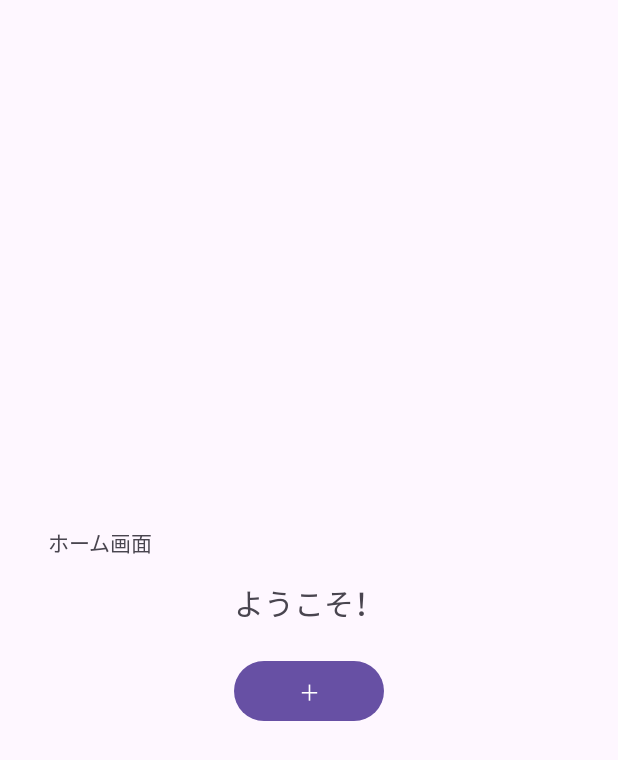
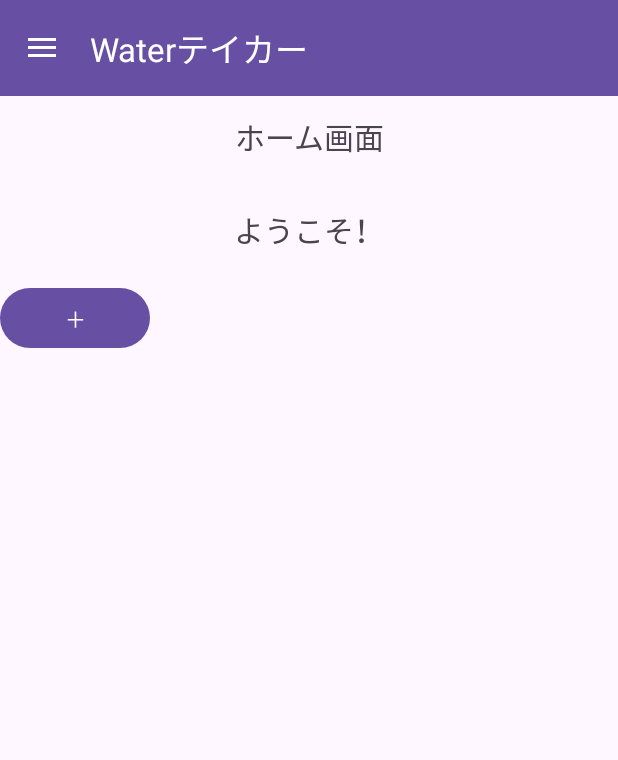
Before and after one commit to yamashita1001/J18_TeamProject, an Android app: the HomeActivity screen opened directly, with no data from a screen before it, on a phone screen of 412 x 824 dp. Shown: the top 760 px of the screen. Run offline under Robolectric (Android 15) with nearby library versions, the phone set to English and light mode, and no system bars.

Commit message:
ホーム画面追加

```diff
--- a/app/build.gradle.kts
+++ b/app/build.gradle.kts
@@ -45,4 +45,6 @@ dependencies {
     testImplementation(libs.junit)
     androidTestImplementation(libs.androidx.junit)
     androidTestImplementation(libs.androidx.espresso.core)
+    implementation ("androidx.drawerlayout:drawerlayout:1.2.0")
+    implementation ("com.google.android.material:material:1.9.0")
 }
--- a/app/src/main/java/com/example/test/HomeActivity.kt
+++ b/app/src/main/java/com/example/test/HomeActivity.kt
@@ -3,10 +3,12 @@ package com.example.test
 import android.content.Intent
 import android.os.Bundle
 import android.widget.Button
-import android.widget.EditText
 import android.widget.TextView
-import android.widget.Toast
 import androidx.appcompat.app.AppCompatActivity
+import androidx.appcompat.widget.Toolbar
+import androidx.drawerlayout.widget.DrawerLayout
+import androidx.appcompat.app.ActionBarDrawerToggle
+import com.google.android.material.navigation.NavigationView
 
 class HomeActivity : AppCompatActivity() {
 
@@ -15,14 +17,29 @@ class HomeActivity : AppCompatActivity() {
         super.onCreate(savedInstanceState)
         setContentView(R.layout.activity_home)
 
+        // ツールバーのセットアップ
+        val toolbar = findViewById<Toolbar>(R.id.toolbar)
+        setSupportActionBar(toolbar)
+
         // MainActivityからデータを受け取る
-//        val username = intent.getStringExtra("USERNAME")
+        //val username = intent.getStringExtra("USERNAME")
+        //welcomeTextView.text = "ようこそ、$username さん！"
+
 
         // UIに表示
         val homeTextView = findViewById<TextView>(R.id.homeTextView)
         val welcomeTextView = findViewById<TextView>(R.id.welcomeTextView)
         val inputWaterButton = findViewById<Button>(R.id.inputWaterButton)
-//        welcomeTextView.text = "ようこそ、$username さん！"
+        val drawerLayout: DrawerLayout = findViewById(R.id.drawer_layout)
+        val navigationView: NavigationView = findViewById(R.id.navigation_view)
+
+        // ハンバーガーアイコンの設定
+        val toggle = ActionBarDrawerToggle(
+            this, drawerLayout, toolbar, R.string.open_drawer, R.string.close_drawer
+        )
+        drawerLayout.addDrawerListener(toggle)
+        toggle.syncState()
+
 
         inputWaterButton.setOnClickListener {
             // InputWaterActivityへ遷移
@@ -30,11 +47,34 @@ class HomeActivity : AppCompatActivity() {
             startActivity(intent)
         }
 
-
-
-
-
-
-
+        // メニュー項目のクリック処理
+        navigationView.setNavigationItemSelectedListener { menuItem ->
+            when (menuItem.itemId) {
+                R.id.nav_home -> {
+                    // ホームが選択されたときの処理
+                    drawerLayout.closeDrawers()
+                    true
+                }
+                R.id.nav_settings -> {
+                    // 設定が選択されたときの処理
+                    val intent = Intent(this, SettingsActivity::class.java)
+                    startActivity(intent)
+                    true
+                }
+                R.id.nav_intake -> {
+                    // 摂取量表示が選択されたときの処理
+                    val intent = Intent(this, IntakeActivity::class.java)
+                    startActivity(intent)
+                    true
+                }
+                R.id.nav_myPage -> {
+                    // マイページが選択されたときの処理
+                    val intent = Intent(this, MyPageActivity::class.java)
+                    startActivity(intent)
+                    true
+                }
+                else -> false
+            }
+        }
     }
 }
--- a/app/src/main/res/layout/activity_home.xml
+++ b/app/src/main/res/layout/activity_home.xml
@@ -1,29 +1,44 @@
-<LinearLayout xmlns:android="http://schemas.android.com/apk/res/android"
+<?xml version="1.0" encoding="utf-8"?>
+<androidx.drawerlayout.widget.DrawerLayout
+    xmlns:android="http://schemas.android.com/apk/res/android"
+    xmlns:app="http://schemas.android.com/apk/res-auto"
+    android:id="@+id/drawer_layout"
+    android:layout_width="match_parent"
+    android:layout_height="match_parent">
+
+    <LinearLayout
         android:layout_width="match_parent"
         android:layout_height="match_parent"
-    android:orientation="vertical"
-    android:padding="32dp"
-    android:gravity="center">
+        android:orientation="vertical">
 
-    <!-- デザインは適宜お願いします -->
-
+        <!-- ツールバー（画面上部） -->
+        <androidx.appcompat.widget.Toolbar
+            android:id="@+id/toolbar"
+            android:layout_width="match_parent"
+            android:layout_height="?attr/actionBarSize"
+            android:background="?attr/colorPrimary"
+            android:theme="@style/ThemeOverlay.AppCompat.Dark.ActionBar"
+            app:title="Waterテイカー" />
 
         <!-- ようこそメッセージ -->
         <TextView
             android:id="@+id/homeTextView"
             android:layout_width="match_parent"
             android:layout_height="wrap_content"
-        android:minHeight="48dp"
+            android:text="ホーム画面"
+            android:textSize="20sp"
+            android:gravity="center"
             android:paddingTop="12dp"
-        android:paddingBottom="12dp"
-        android:text="ホーム画面" />
+            android:paddingBottom="12dp"/>
 
         <TextView
             android:id="@+id/welcomeTextView"
-        android:layout_width="wrap_content"
+            android:layout_width="match_parent"
             android:layout_height="wrap_content"
             android:text="ようこそ！"
             android:textSize="20sp"
+            android:gravity="center"
+            android:layout_marginTop="20dp"
             android:layout_marginBottom="20dp" />
 
         <!-- プラスボタン(入力画面遷移ボタン)   -->
@@ -34,5 +49,14 @@
             android:text="＋"
             android:onClick="goToInputWaterActivity" />
 
+    </LinearLayout>
 
-</LinearLayout>
+    <com.google.android.material.navigation.NavigationView
+        android:id="@+id/navigation_view"
+        android:layout_width="wrap_content"
+        android:layout_height="match_parent"
+        android:layout_gravity="start"
+        app:menu="@menu/drawer_menu"
+        app:headerLayout="@layout/drawer_header"/>
+
+</androidx.drawerlayout.widget.DrawerLayout>
--- /dev/null
+++ b/app/src/main/res/menu/drawer_menu.xml
@@ -0,0 +1,24 @@
+<?xml version="1.0" encoding="utf-8"?>
+<menu xmlns:android="http://schemas.android.com/apk/res/android">
+
+    <!-- ホームメニュー -->
+    <item
+        android:id="@+id/nav_home"
+        android:title="ホーム" />
+
+    <!-- 摂取量表示 -->
+    <item
+        android:id="@+id/nav_intake"
+        android:title="期間ごとの摂取量" />
+
+    <!-- マイページ -->
+    <item
+        android:id="@+id/nav_myPage"
+        android:title="マイページ" />
+
+    <!-- 設定メニュー -->
+    <item
+        android:id="@+id/nav_settings"
+        android:title="設定" />
+
+</menu>
--- a/app/src/main/res/values/strings.xml
+++ b/app/src/main/res/values/strings.xml
@@ -1,5 +1,7 @@
 <resources>
     <string name="app_name">test</string>
     <!-- TODO: Remove or change this placeholder text -->
+    <string name="open_drawer">Open Drawer</string>
+    <string name="close_drawer">Close Drawer</string>
     <string name="hello_blank_fragment">Hello blank fragment</string>
 </resources>
```
Also changed, not shown: app/src/main/AndroidManifest.xml (+8 -0 lines), app/src/main/java/com/example/test/InputWaterActivity.kt (+2 -2 lines), app/src/main/java/com/example/test/IntakeActivity.kt (added, +12 -0 lines), app/src/main/java/com/example/test/MyPageActivity.kt (added, +12 -0 lines), app/src/main/java/com/example/test/SettingsActivity.kt (added, +12 -0 lines), app/src/main/res/layout/activity_intake.xml (added, +14 -0 lines), app/src/main/res/layout/activity_main.xml (+20 -1 lines), app/src/main/res/layout/activity_my_page.xml (added, +14 -0 lines), app/src/main/res/layout/activity_register.xml (+18 -1 lines), app/src/main/res/layout/activity_settings.xml (added, +14 -0 lines), app/src/main/res/layout/drawer_header.xml (added, +21 -0 lines). Lines whose indentation alone changed are shown as unchanged.
